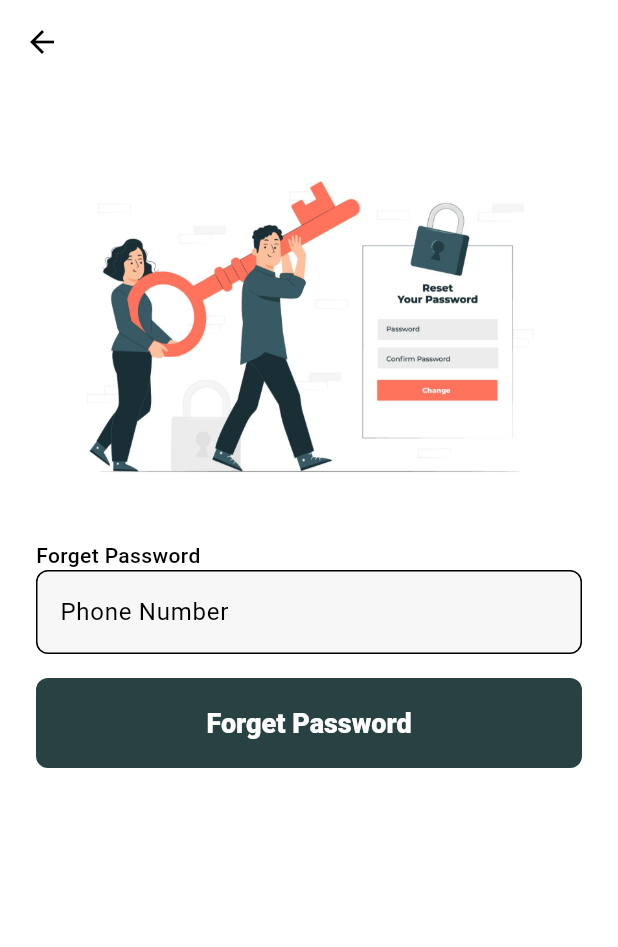
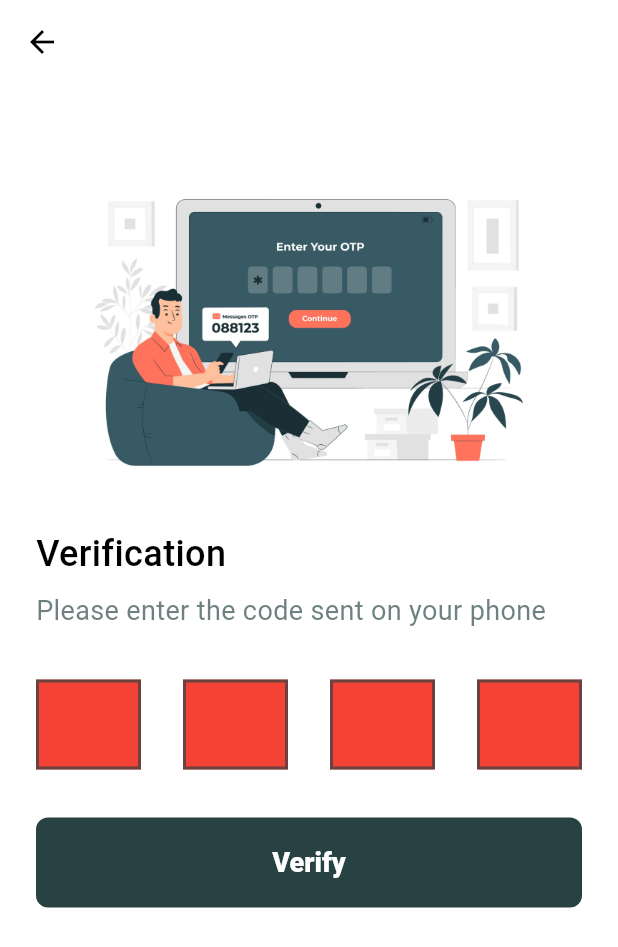
Before and after one commit to ahmedhussien12/tranquility, a Flutter app: the ForgetPassword screen opened directly, after a tap on "Forget Password", on a phone screen of 412 x 824 dp. Shown: the top 947 px of the screen. Run offline on Flutter 3.47's test engine with Material 3 defaults, Android fonts, the phone set to English and light mode, and no system bars; drawn by our look-alikes of pin_code_fields; our stand-ins replace flutter_svg.

Commit message:
six update

```diff
--- a/lib/screens/forget_password.dart
+++ b/lib/screens/forget_password.dart
@@ -2,6 +2,8 @@ import 'package:flutter/material.dart';
 import 'package:secondproject/core/designs/app_button.dart';
 import 'package:secondproject/core/designs/app_images.dart';
 import 'package:secondproject/core/designs/app_input.dart';
+import 'package:secondproject/core/logic/helper.dart';
+import 'package:secondproject/screens/verification.dart';
 
 class ForgetPassword extends StatelessWidget {
   const ForgetPassword({super.key});
@@ -23,15 +25,13 @@ class ForgetPassword extends StatelessWidget {
                   height: 220,
                 ),
                 SizedBox(
-                  height: 16,
-                ),
-                SizedBox(
-                  height: 16,
+                  height: 24,
                 ),
                 Text(
                   "Forget Password",
-                  style: TextStyle(fontWeight: FontWeight.w500),
+                  style: TextStyle(fontWeight: FontWeight.w500,fontSize: 24),
                 ),
+                SizedBox(height: 33),
                 AppInput(
                   label: "Phone Number",
                   keyboardType: TextInputType.phone,
@@ -39,7 +39,9 @@ class ForgetPassword extends StatelessWidget {
                 SizedBox(
                   height: 16,
                 ),
-                AppButton(onPressed: (){},text: "Forget Password",)
+                AppButton(onPressed: (){
+                  navigateTo(Verification(),keepHistory: true);
+                },text: "Forget Password",)
               ],
             ),
           ),
--- /dev/null
+++ b/lib/screens/verification.dart
@@ -0,0 +1,72 @@
+import 'package:flutter/material.dart';
+import 'package:pin_code_fields/pin_code_fields.dart';
+import 'package:secondproject/core/designs/app_button.dart';
+import 'package:secondproject/core/designs/app_images.dart';
+import 'package:secondproject/core/designs/app_input.dart';
+
+class Verification extends StatelessWidget {
+  const Verification({super.key});
+
+  @override
+  Widget build(BuildContext context) {
+    return Scaffold(
+      appBar: AppBar(),
+      body: SafeArea(
+        child: SingleChildScrollView(
+          child: Padding(
+            padding: EdgeInsets.symmetric(horizontal: 24, vertical: 52),
+            child: Column(
+              crossAxisAlignment: CrossAxisAlignment.stretch,
+              children: [
+                AppImages(
+                  path: "otp.png",
+                  height: 220,
+                ),
+                SizedBox(
+                  height: 24,
+                ),
+                Text(
+                  "Verification",
+                  style: TextStyle(fontWeight: FontWeight.w500, fontSize: 24),
+                ),
+                SizedBox(
+                  height: 8,
+                ),
+                Text(
+                  "Please enter the code sent on your phone",
+                  style: TextStyle(
+                      fontSize: 18,
+                      color: Theme.of(context).primaryColor.withOpacity(.67)),
+                ),
+                SizedBox(height: 33),
+                PinCodeTextField(
+                  appContext: context,
+                  length: 4,
+                  keyboardType: TextInputType.phone,
+                  backgroundColor: Colors.transparent,
+                  cursorColor: Theme.of(context).primaryColor,
+                  enableActiveFill: true,
+                  pinTheme: PinTheme(
+                      shape: PinCodeFieldShape.box,
+                      fieldHeight: 60,
+                      fieldWidth: 70,
+                      selectedColor: Theme.of(context).primaryColor,
+                      inactiveColor:
+                          Theme.of(context).primaryColor.withOpacity(.67),
+                      activeColor: Theme.of(context).primaryColor),
+                ),
+                SizedBox(
+                  height: 16,
+                ),
+                AppButton(
+                  onPressed: () {},
+                  text: "Verify",
+                )
+              ],
+            ),
+          ),
+        ),
+      ),
+    );
+  }
+}
--- a/pubspec.yaml
+++ b/pubspec.yaml
@@ -36,6 +36,7 @@ dependencies:
   # Use with the CupertinoIcons class for iOS style icons.
   cupertino_icons: ^1.0.8
   flutter_svg: ^2.0.16
+  pin_code_fields: ^8.0.1
 
 dev_dependencies:
   flutter_test:
```
Also changed, not shown: asset/images/otp.png (added), pubspec.lock.
